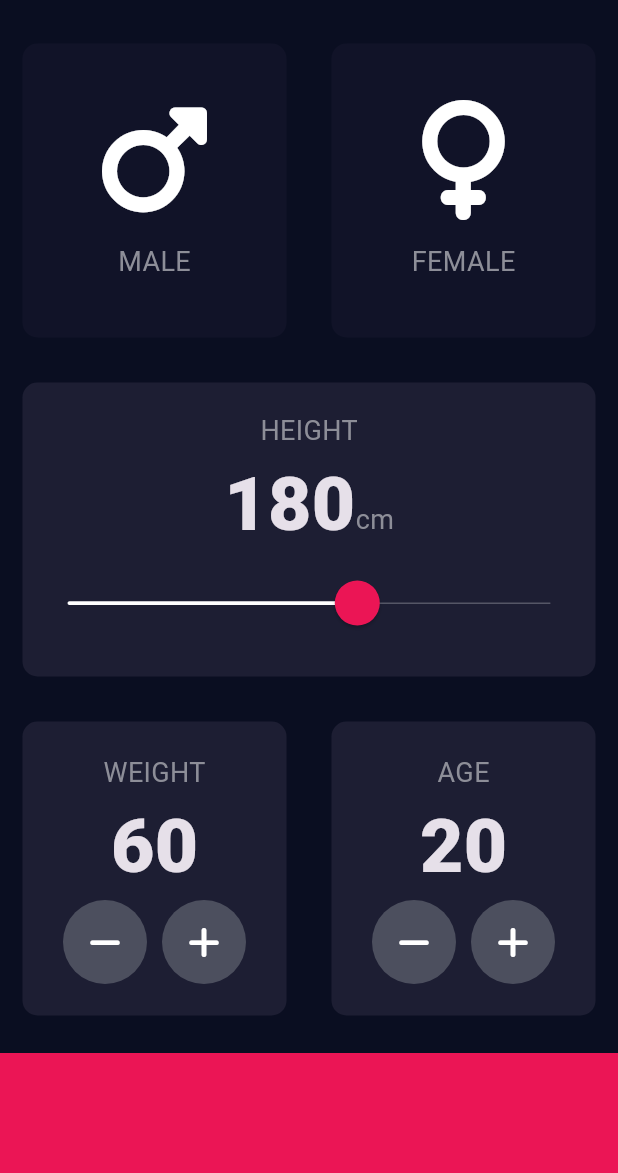
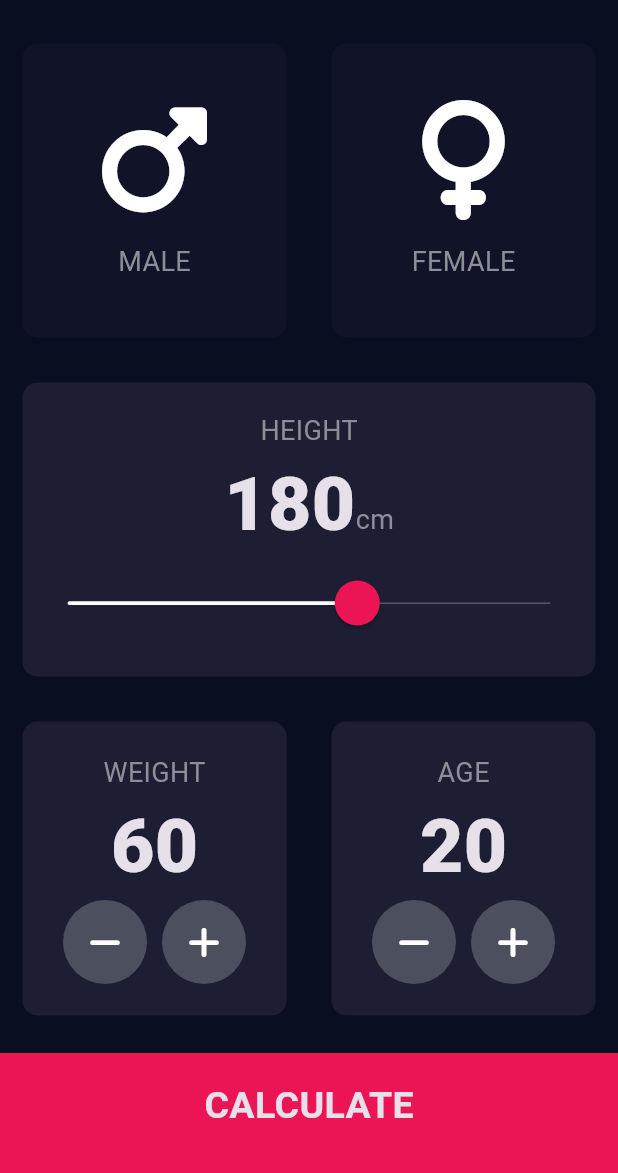
Before and after one commit to iDev-20/bmi_calculator, a Flutter app: the screen it shows after launch, on a phone screen of 412 x 824 dp, the part 63-1236 px from its top. Run offline on Flutter 3.47's test engine with Material 3 defaults, Android fonts, the phone set to English and light mode, and no system bars; our stand-ins replace font_awesome_flutter.

```diff
--- a/lib/main.dart
+++ b/lib/main.dart
@@ -1,4 +1,5 @@
 import 'package:bmi_calculator/pages/input_page.dart';
+import 'package:bmi_calculator/pages/result_page.dart';
 import 'package:flutter/material.dart';
 
 void main() {
@@ -19,7 +20,11 @@ class BMICalculator extends StatelessWidget {
           color: Color(0xFF0A0E21),
         ),
       ),
-      home: const InputPage(),
+      initialRoute: '/',
+      routes: {
+        '/': (context) => const InputPage(),
+        '/first': (context) => const ResultsPage()
+      },
     );
   }
 }
--- a/lib/pages/input_page.dart
+++ b/lib/pages/input_page.dart
@@ -1,4 +1,5 @@
-import 'package:bmi_calculator/components/constants.dart';
+import 'package:bmi_calculator/resources/constants.dart';
+import 'package:bmi_calculator/widgets/bottom_button.dart';
 import 'package:bmi_calculator/widgets/icon_content.dart';
 import 'package:bmi_calculator/widgets/reusable_card.dart';
 import 'package:bmi_calculator/widgets/round_icon_button.dart';
@@ -149,11 +150,11 @@ class InputPageState extends State<InputPage> {
               ],
             ),
           ),
-          Container(
-            height: kBottomContainerHeight,
-            width: double.infinity,
-            margin: const EdgeInsets.only(top: 10),
-            color: kBottomContainerColor,
+          BottomButton(
+            buttonTitle: 'CALCULATE',
+            onTap: () {
+              Navigator.pushNamed(context, '/first');
+            },
           ),
         ],
       ),
--- /dev/null
+++ b/lib/widgets/bottom_button.dart
@@ -0,0 +1,27 @@
+import 'package:bmi_calculator/resources/constants.dart';
+import 'package:flutter/material.dart';
+
+class BottomButton extends StatelessWidget {
+  const BottomButton(
+      {super.key, required this.buttonTitle, required this.onTap});
+
+  final String buttonTitle;
+  final VoidCallback onTap;
+
+  @override
+  Widget build(BuildContext context) {
+    return GestureDetector(
+      onTap: onTap,
+      child: Container(
+        height: kBottomContainerHeight,
+        width: double.infinity,
+        margin: const EdgeInsets.only(top: 10),
+        padding: const EdgeInsets.only(bottom: 10.0),
+        color: kBottomContainerColor,
+        child: Center(
+          child: Text(buttonTitle, style: kLargeButtonTextStyle),
+        ),
+      ),
+    );
+  }
+}
--- a/lib/widgets/icon_content.dart
+++ b/lib/widgets/icon_content.dart
@@ -1,4 +1,4 @@
-import 'package:bmi_calculator/components/constants.dart';
+import 'package:bmi_calculator/resources/constants.dart';
 import 'package:flutter/material.dart';
 
 class IocnContent extends StatelessWidget {
--- a/lib/widgets/reusable_card.dart
+++ b/lib/widgets/reusable_card.dart
@@ -2,15 +2,17 @@ import 'package:flutter/material.dart';
 
 class ReusableCard extends StatelessWidget {
   const ReusableCard(
-      {super.key, required this.color, this.cardChild, this.onTap});
+      {super.key, required this.color, this.cardChild, this.onTap, this.flex});
 
   final Color color;
   final Widget? cardChild;
   final VoidCallback? onTap;
+  final int? flex;
 
   @override
   Widget build(BuildContext context) {
     return Expanded(
+      flex: flex ?? 1,
       child: GestureDetector(
         onTap: onTap,
         child: Container(
```
Also changed, not shown: lib/pages/result_page.dart (added, +56 -0 lines), lib/resources/constants.dart (renamed from lib/components/constants.dart, +25 -0 lines).
